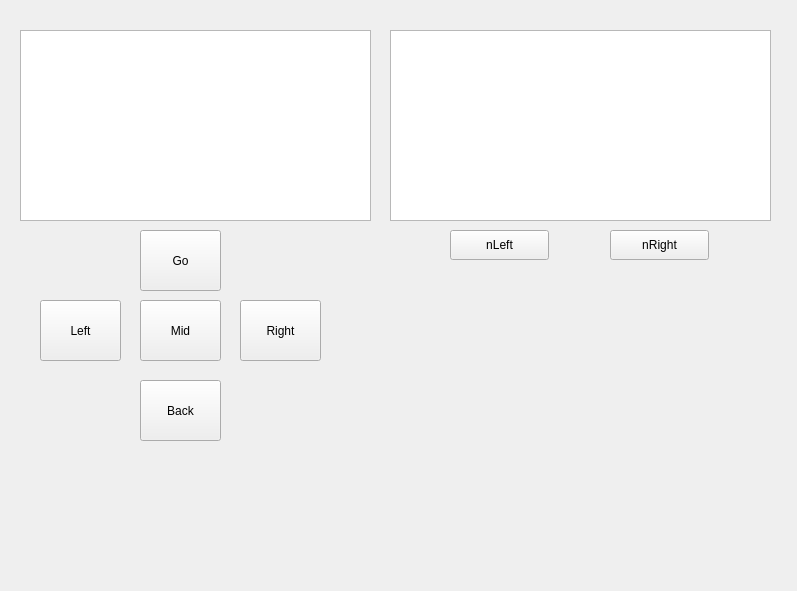
This is controller/hi.ui in wlgh325/rcCar_RemoteControl as Qt 5 draws it before an edit. The edited form follows.
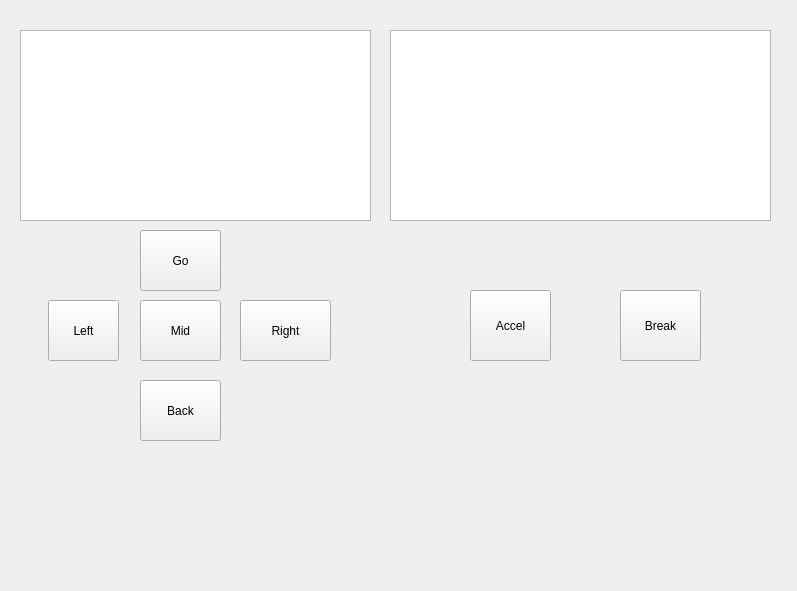
This is the edited form.

Commit message: add accel & break ui

Patch:
```diff
--- a/controller/hi.ui
+++ b/controller/hi.ui
@@ -37,19 +37,6 @@
      <string>Go</string>
     </property>
    </widget>
-   <widget class="QPushButton" name="btn_left">
-    <property name="geometry">
-     <rect>
-      <x>40</x>
-      <y>300</y>
-      <width>81</width>
-      <height>61</height>
-     </rect>
-    </property>
-    <property name="text">
-     <string>Left</string>
-    </property>
-   </widget>
    <widget class="QPushButton" name="btb_mid">
     <property name="geometry">
      <rect>
@@ -63,19 +50,6 @@
      <string>Mid</string>
     </property>
    </widget>
-   <widget class="QPushButton" name="btn_right">
-    <property name="geometry">
-     <rect>
-      <x>240</x>
-      <y>300</y>
-      <width>81</width>
-      <height>61</height>
-     </rect>
-    </property>
-    <property name="text">
-     <string>Right</string>
-    </property>
-   </widget>
    <widget class="QPushButton" name="btn_back">
     <property name="geometry">
      <rect>
@@ -89,30 +63,30 @@
      <string>Back</string>
     </property>
    </widget>
-   <widget class="QPushButton" name="pushButton">
+   <widget class="QPushButton" name="btn_left">
     <property name="geometry">
      <rect>
-      <x>450</x>
-      <y>230</y>
-      <width>99</width>
-      <height>30</height>
+      <x>48</x>
+      <y>300</y>
+      <width>71</width>
+      <height>61</height>
      </rect>
     </property>
     <property name="text">
-     <string>nLeft</string>
+     <string>Left</string>
     </property>
    </widget>
-   <widget class="QPushButton" name="pushButton_2">
+   <widget class="QPushButton" name="btn_right">
     <property name="geometry">
      <rect>
-      <x>610</x>
-      <y>230</y>
-      <width>99</width>
-      <height>30</height>
+      <x>240</x>
+      <y>300</y>
+      <width>91</width>
+      <height>61</height>
      </rect>
     </property>
     <property name="text">
-     <string>nRight</string>
+     <string>Right</string>
     </property>
    </widget>
    <widget class="QPlainTextEdit" name="text2">
@@ -125,6 +99,32 @@
      </rect>
     </property>
    </widget>
+   <widget class="QPushButton" name="btn_accel">
+    <property name="geometry">
+     <rect>
+      <x>470</x>
+      <y>290</y>
+      <width>81</width>
+      <height>71</height>
+     </rect>
+    </property>
+    <property name="text">
+     <string>Accel</string>
+    </property>
+   </widget>
+   <widget class="QPushButton" name="btn_break">
+    <property name="geometry">
+     <rect>
+      <x>620</x>
+      <y>290</y>
+      <width>81</width>
+      <height>71</height>
+     </rect>
+    </property>
+    <property name="text">
+     <string>Break</string>
+    </property>
+   </widget>
   </widget>
  </widget>
  <resources/>
```
Left out of the diff: 140 changed lines with no effect on the pictures. The commit also changes 2 other files.
